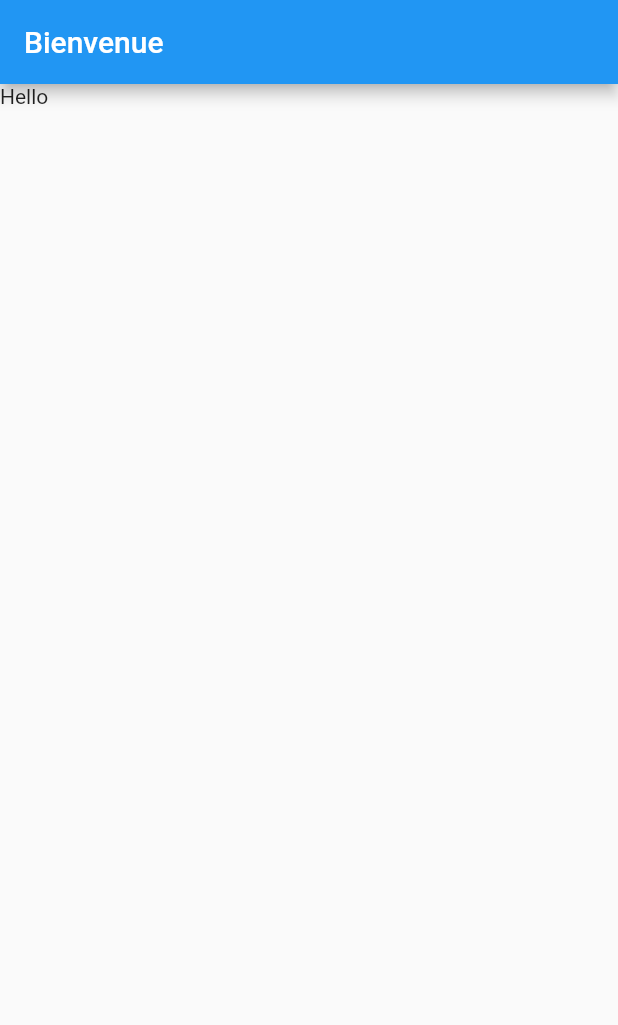
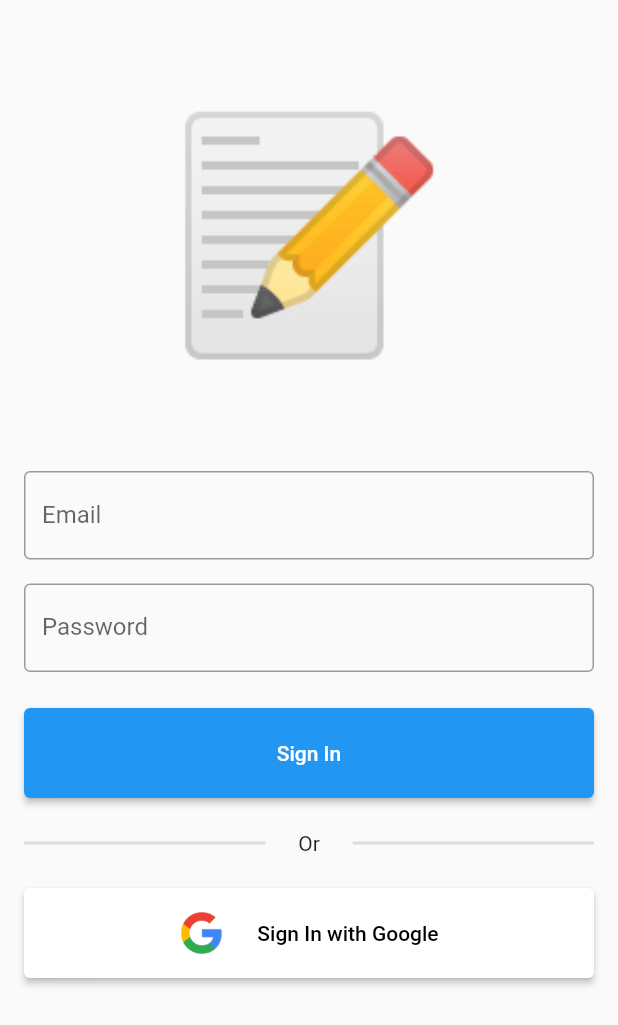
Before and after one commit to bdeguigne/Agenda, a Flutter app: the screen it shows after launch, on a phone screen of 412 x 824 dp. Shown: the top 1025 px of the screen. Run offline on Flutter 3.47's test engine with Material 2 defaults, Android fonts, the phone set to English and light mode, and no system bars; our stand-ins replace bloc, dartz, firebase_auth, firebase_core, flutter_bloc, freezed_annotation and 3 more; accounts and stored records are empty; generated files the repository leaves out were written again.

Commit message:
google sign in Android + IOS

```diff
--- a/lib/application/auth/sign_in_form/sign_in_form_bloc.dart
+++ b/lib/application/auth/sign_in_form/sign_in_form_bloc.dart
@@ -30,7 +30,7 @@ class SignInFormBloc extends Bloc<SignInFormEvent, SignInFormState> {
       );
     }, passwordChanged: (e) async* {
       yield state.copyWith(
-        emailAddress: EmailAddress(e.passwordStr),
+        password: Password(e.passwordStr),
         authFailureOrSuccessOption: none(),
       );
     }, registerWithEmailAndPasswordPressed: (e) async* {
@@ -43,11 +43,14 @@ class SignInFormBloc extends Bloc<SignInFormEvent, SignInFormState> {
       );
     }, signInWithGooglePressed: (e) async* {
       yield state.copyWith(
-          isSubmitting: true, authFailureOrSuccessOption: none());
+        isSubmitting: true,
+        authFailureOrSuccessOption: none(),
+      );
       final failureOrSuccess = await _authFacade.signInWithGoogle();
       yield state.copyWith(
-          isSubmitting: false,
-          authFailureOrSuccessOption: some(failureOrSuccess));
+        isSubmitting: false,
+        authFailureOrSuccessOption: some(failureOrSuccess),
+      );
     });
   }
 
--- /dev/null
+++ b/lib/domain/auth/user.dart
@@ -0,0 +1,8 @@
+import 'package:freezed_annotation/freezed_annotation.dart';
+
+part 'user.freezed.dart';
+
+@freezed
+abstract class User with _$User {
+  const factory User() = _User;
+}
--- a/lib/infrastructure/auth/firebase_auth_facade.dart
+++ b/lib/infrastructure/auth/firebase_auth_facade.dart
@@ -3,6 +3,7 @@ import 'package:agenda/domain/auth/auth_failure.dart';
 import 'package:agenda/domain/auth/i_auth_facade.dart';
 import 'package:dartz/dartz.dart';
 import 'package:firebase_auth/firebase_auth.dart';
+import 'package:flutter/services.dart';
 import 'package:google_sign_in/google_sign_in.dart';
 import 'package:injectable/injectable.dart';
 
@@ -60,6 +61,7 @@ class FirebaseAuthFacade implements IAuthFacade {
 
   @override
   Future<Either<AuthFailure, Unit>> signInWithGoogle() async {
+    print("GOOGLE SIGNIN");
     try {
       final googleUser = await _googleSignIn.signIn();
       if (googleUser == null) {
@@ -69,13 +71,17 @@ class FirebaseAuthFacade implements IAuthFacade {
       final googleAuthentication = await googleUser.authentication;
 
       final authCredential = GoogleAuthProvider.credential(
-          accessToken: googleAuthentication.accessToken,
-          idToken: googleAuthentication.idToken);
+        accessToken: googleAuthentication.accessToken,
+        idToken: googleAuthentication.idToken,
+      );
 
       await _firebaseAuth.signInWithCredential(authCredential);
       return right(unit);
     } on FirebaseAuthException catch (_) {
       return left(const AuthFailure.serverError());
+    } on PlatformException catch (error) {
+      print("SIGN IN GOOGLE ERROR $error");
+      return left(const AuthFailure.serverError());
     }
   }
 }
--- a/lib/main.dart
+++ b/lib/main.dart
@@ -1,9 +1,12 @@
 import 'package:agenda/injection.dart';
 import 'package:agenda/presentation/core/app_widget.dart';
+import 'package:firebase_core/firebase_core.dart';
 import 'package:flutter/material.dart';
 import 'package:injectable/injectable.dart';
 
-void main() {
+void main() async {
+  WidgetsFlutterBinding
+      .ensureInitialized(); // need explicit binding before new Firebase call
   configureInjection(Environment.prod);
   runApp(AppWidget());
 }
--- a/lib/presentation/core/app_widget.dart
+++ b/lib/presentation/core/app_widget.dart
@@ -1,19 +1,50 @@
+import 'package:agenda/presentation/pages/sign_in/sign_in_page.dart';
+import 'package:firebase_core/firebase_core.dart';
 import 'package:flutter/material.dart';
 
 class AppWidget extends StatelessWidget {
-  // This widget is the root of your application.
+  final Future<FirebaseApp> _initialization = Firebase.initializeApp();
+
   @override
   Widget build(BuildContext context) {
+    return FutureBuilder(
+      // Initialize FlutterFire:
+      future: _initialization,
+      builder: (context, snapshot) {
+        // Check for errors
+        if (snapshot.hasError) {
+          return MaterialApp(
+            title: 'Flutter Demo',
+            theme: ThemeData(
+              primarySwatch: Colors.blue,
+            ),
+            home: const Text("Error"),
+          );
+        }
+
+        // Once complete, show your application
+        if (snapshot.connectionState == ConnectionState.done) {
+          return buildContent();
+        }
+
+        // Otherwise, show something whilst waiting for initialization to complete
+        return MaterialApp(
+          title: 'Flutter Demo',
+          theme: ThemeData(
+            primarySwatch: Colors.blue,
+          ),
+          home: const Text("Loading"),
+        );
+      },
+    );
+  }
+
+  Widget buildContent() {
     return MaterialApp(
         title: 'Flutter Demo',
         theme: ThemeData(
           primarySwatch: Colors.blue,
         ),
-        home: Scaffold(
-          appBar: AppBar(
-            title: const Text("Bienvenue"),
-          ),
-          body: const Text("Hello"),
-        ));
+        home: SignInPage());
   }
 }
--- /dev/null
+++ b/lib/presentation/pages/sign_in/sign_in_page.dart
@@ -0,0 +1,92 @@
+import 'package:agenda/application/auth/sign_in_form/sign_in_form_bloc.dart';
+import 'package:agenda/injection.dart';
+import 'package:agenda/presentation/pages/sign_in/widgets/sign_in_form.dart';
+import 'package:flutter/material.dart';
+import 'package:flutter_bloc/flutter_bloc.dart';
+
+class SignInPage extends StatelessWidget {
+  @override
+  Widget build(BuildContext context) {
+    return Scaffold(
+        body: BlocProvider(
+            create: (context) => getIt<SignInFormBloc>(),
+            child: BlocConsumer<SignInFormBloc, SignInFormState>(
+              listener: (context, state) {
+                state.authFailureOrSuccessOption.fold(
+                  () {},
+                  (either) => either.fold(
+                    (failure) {
+                      ScaffoldMessenger.of(context).showSnackBar(SnackBar(
+                        content: Row(
+                          children: [
+                            const Icon(Icons.close, color: Colors.white),
+                            const SizedBox(width: 20),
+                            Expanded(
+                              child: Text(
+                                failure.map(
+                                  cancelledByUser: (_) => "Cancelled",
+                                  serverError: (_) => "Server error",
+                                  emailAlreadyInUse: (_) =>
+                                      "Email already in use",
+                                  invalidEmailAndPasswordCombination: (_) =>
+                                      "Invalid email and password combination",
+                                ),
+                              ),
+                            ),
+                          ],
+                        ),
+                        behavior: SnackBarBehavior.floating,
+                        shape: RoundedRectangleBorder(
+                          borderRadius: BorderRadius.circular(10.0),
+                        ),
+                        backgroundColor: Colors.redAccent,
+                      ));
+                    },
+                    (_) {
+                      print("OKAY");
+                      // TODO: Navigate
+                    },
+                  ),
+                );
+              },
+              builder: (context, state) {
+                return SignInForm(
+                  autoValidate: state.showErrorMessages,
+                  onEmailChanged: (value) => context
+                      .read<SignInFormBloc>()
+                      .add(SignInFormEvent.emailChanged(value)),
+                  onEmailValidate: () => context
+                      .read<SignInFormBloc>()
+                      .state
+                      .emailAddress
+                      .value
+                      .fold(
+                        (f) => f.maybeMap(
+                          invalidEmail: (_) => "Invalid email",
+                          orElse: () => null,
+                        ),
+                        (_) => null,
+                      ),
+                  onPasswordChanged: (value) => context
+                      .read<SignInFormBloc>()
+                      .add(SignInFormEvent.passwordChanged(value)),
+                  onPasswordValidate: () =>
+                      context.read<SignInFormBloc>().state.password.value.fold(
+                            (f) => f.maybeMap(
+                              shortPassword: (_) => "Short Password",
+                              orElse: () => null,
+                            ),
+                            (_) => null,
+                          ),
+                  onSignInPressed: () => context.read<SignInFormBloc>().add(
+                        const SignInFormEvent
+                            .signInWithEmailAndPasswordPressed(),
+                      ),
+                  onGoogleSignInPressed: () => context
+                      .read<SignInFormBloc>()
+                      .add(const SignInFormEvent.signInWithGooglePressed()),
+                );
+              },
+            )));
+  }
+}
--- /dev/null
+++ b/lib/presentation/pages/sign_in/widgets/sign_in_form.dart
@@ -0,0 +1,123 @@
+import 'package:flutter/material.dart';
+
+class SignInForm extends StatelessWidget {
+  final bool autoValidate;
+  final void Function(String value) onEmailChanged;
+  final String Function() onEmailValidate;
+  final void Function(String value) onPasswordChanged;
+  final String Function() onPasswordValidate;
+  final void Function() onSignInPressed;
+  final void Function() onGoogleSignInPressed;
+
+  const SignInForm({
+    Key key,
+    @required this.autoValidate,
+    @required this.onEmailChanged,
+    @required this.onEmailValidate,
+    @required this.onPasswordChanged,
+    @required this.onPasswordValidate,
+    @required this.onSignInPressed,
+    @required this.onGoogleSignInPressed,
+  }) : super(key: key);
+
+  @override
+  Widget build(BuildContext context) {
+    return Padding(
+      padding: const EdgeInsets.only(
+        left: 16.0,
+        right: 16.0,
+      ),
+      child: Form(
+        autovalidateMode:
+            autoValidate ? AutovalidateMode.always : AutovalidateMode.disabled,
+        child: ListView(
+          children: [
+            const SizedBox(height: 32),
+            const SizedBox(
+              height: 250,
+              child: Center(
+                child: Text(
+                  "📝",
+                  style: TextStyle(fontSize: 150),
+                ),
+              ),
+            ),
+            const SizedBox(height: 32),
+            TextFormField(
+              autocorrect: false,
+              decoration: const InputDecoration(
+                border: OutlineInputBorder(),
+                labelText: 'Email',
+              ),
+              onChanged: (value) => onEmailChanged(value),
+              validator: (_) => onEmailValidate(),
+            ),
+            const SizedBox(height: 16),
+            TextFormField(
+              obscureText: true,
+              autocorrect: false,
+              decoration: const InputDecoration(
+                border: OutlineInputBorder(),
+                labelText: 'Password',
+              ),
+              onChanged: (value) => onPasswordChanged(value),
+              validator: (_) => onPasswordValidate(),
+            ),
+            const SizedBox(height: 24),
+            SizedBox(
+              height: 60,
+              child: ElevatedButton(
+                onPressed: () => onSignInPressed(),
+                child: const Text("Sign In"),
+              ),
+            ),
+            const SizedBox(height: 22),
+            Row(
+              children: const [
+                Expanded(
+                  child: Divider(
+                    thickness: 2,
+                  ),
+                ),
+                Padding(
+                  padding: EdgeInsets.only(left: 22, right: 22),
+                  child: Text("Or"),
+                ),
+                Expanded(
+                  child: Divider(
+                    thickness: 2,
+                  ),
+                ),
+              ],
+            ),
+            const SizedBox(height: 22),
+            SizedBox(
+              height: 60,
+              child: ElevatedButton(
+                style: ButtonStyle(
+                  backgroundColor:
+                      MaterialStateProperty.all<Color>(Colors.white),
+                ),
+                onPressed: () => onGoogleSignInPressed(),
+                child: Row(
+                  mainAxisAlignment: MainAxisAlignment.center,
+                  children: const [
+                    Image(
+                      width: 30,
+                      image: AssetImage('assets/google.png'),
+                    ),
+                    SizedBox(width: 22),
+                    Text(
+                      "Sign In with Google",
+                      style: TextStyle(color: Colors.black),
+                    ),
+                  ],
+                ),
+              ),
+            ),
+          ],
+        ),
+      ),
+    );
+  }
+}
```
Also changed, not shown: pubspec.yaml (+4 -6 lines), assets/google.png (added), lib/domain/auth/user.freezed.dart (added), pubspec.lock, 7 other files.
